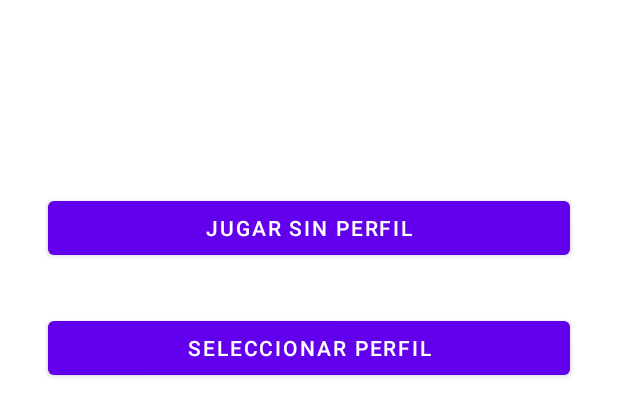
After one commit to dmariaa/practicaandroid, an Android app: the layout activity_menu.xml on its own in the app's theme, with its tools: preview values and no code run, on a phone screen of 412 x 824 dp. The commit adds this screen. Shown: the top 416 px of the screen. Run offline under Robolectric (Android 15) with nearby library versions, the phone set to English and light mode, and no system bars.

Commit message:
some more bugs fixed

```diff
--- a/app/src/main/java/es/dmariaa/practica1/UserActivity.java
+++ b/app/src/main/java/es/dmariaa/practica1/UserActivity.java
@@ -74,8 +74,7 @@ public class UserActivity extends AppCompatActivity {
 
     public void playGame(UserProfile user) {
         Intent intent = new Intent(this, TriviaActivity.class);
-        intent.putExtra("USERID", user.getUserId());
-        intent.putExtra("BIRTHDATE", user.getBirthDate());
+        intent.putExtra("USERID", user.getId());
         startActivity(intent);
     }
 
--- a/app/src/main/java/es/dmariaa/practica1/data/db/DbHelper.java
+++ b/app/src/main/java/es/dmariaa/practica1/data/db/DbHelper.java
@@ -20,7 +20,6 @@ public class DbHelper extends SQLiteOpenHelper {
             DbHelper.copyLocalDatabase(context);
             instance = new DbHelper(context);
         }
-
         return instance;
     }
 
@@ -31,7 +30,7 @@ public class DbHelper extends SQLiteOpenHelper {
     public static void copyLocalDatabase(Context context) {
         File file = context.getDatabasePath(DbContract.DB_NAME);
 
-        if (!file.exists() || true) { // FORCE COPY FOR TESTING
+        if (!file.exists()) { // FORCE COPY FOR TESTING
             try {
                 InputStream assetsFile = context.getAssets().open(DbContract.DB_NAME);
                 OutputStream databaseFile = new FileOutputStream(file);
--- /dev/null
+++ b/app/src/main/res/layout/activity_menu.xml
@@ -0,0 +1,33 @@
+<?xml version="1.0" encoding="utf-8"?>
+<androidx.constraintlayout.widget.ConstraintLayout xmlns:android="http://schemas.android.com/apk/res/android"
+    xmlns:app="http://schemas.android.com/apk/res-auto"
+    xmlns:tools="http://schemas.android.com/tools"
+    android:layout_width="match_parent"
+    android:layout_height="match_parent"
+    tools:context=".ui.menu.MenuActivity">
+
+    <com.google.android.material.button.MaterialButton
+        android:id="@+id/anon_play"
+        android:layout_width="0dp"
+        android:layout_height="wrap_content"
+        android:layout_marginStart="32dp"
+        android:layout_marginTop="128dp"
+        android:layout_marginEnd="32dp"
+        android:text="@string/anon_play"
+        app:layout_constraintEnd_toEndOf="parent"
+        app:layout_constraintStart_toStartOf="parent"
+        app:layout_constraintTop_toTopOf="parent" />
+
+    <com.google.android.material.button.MaterialButton
+        android:id="@+id/view_profiles"
+        android:layout_width="0dp"
+        android:layout_height="wrap_content"
+        android:layout_marginStart="32dp"
+        android:layout_marginTop="32dp"
+        android:layout_marginEnd="32dp"
+        android:text="@string/view_profles"
+        app:layout_constraintEnd_toEndOf="parent"
+        app:layout_constraintStart_toStartOf="parent"
+        app:layout_constraintTop_toBottomOf="@+id/anon_play" />
+
+</androidx.constraintlayout.widget.ConstraintLayout>
--- a/app/src/main/res/values/strings.xml
+++ b/app/src/main/res/values/strings.xml
@@ -35,4 +35,6 @@
     <string name="action_play">¡Jugar!</string>
     <string name="profile_name">Nombre</string>
     <string name="profile_birthdate">Fecha de nacimiento</string>
+    <string name="anon_play">Jugar sin perfil</string>
+    <string name="view_profles">Seleccionar perfil</string>
 </resources>
```
Also changed, not shown: app/src/main/AndroidManifest.xml (+27 -14 lines), app/src/main/java/es/dmariaa/practica1/data/UsersProfileRepository.java (+14 -13 lines), app/src/main/java/es/dmariaa/practica1/data/db/DbManager.java (+13 -13 lines), app/src/main/java/es/dmariaa/practica1/data/model/Result.java (+12 -0 lines), app/src/main/java/es/dmariaa/practica1/ui/menu/MenuActivity.java (added, +37 -0 lines), app/src/main/java/es/dmariaa/practica1/ui/questions/QuestionsViewModel.java (+2 -9 lines), app/src/main/java/es/dmariaa/practica1/ui/questions/TriviaActivity.java (+8 -13 lines), app/src/main/java/es/dmariaa/practica1/ui/users/UserPofileListViewModel.java (+5 -3 lines), app/src/main/java/es/dmariaa/practica1/ui/users/UserProfileDetailFragment.java (+24 -15 lines), app/src/main/assets/wanatrivia.db, app/src/main/assets/wanatrivia.old.db (added).
